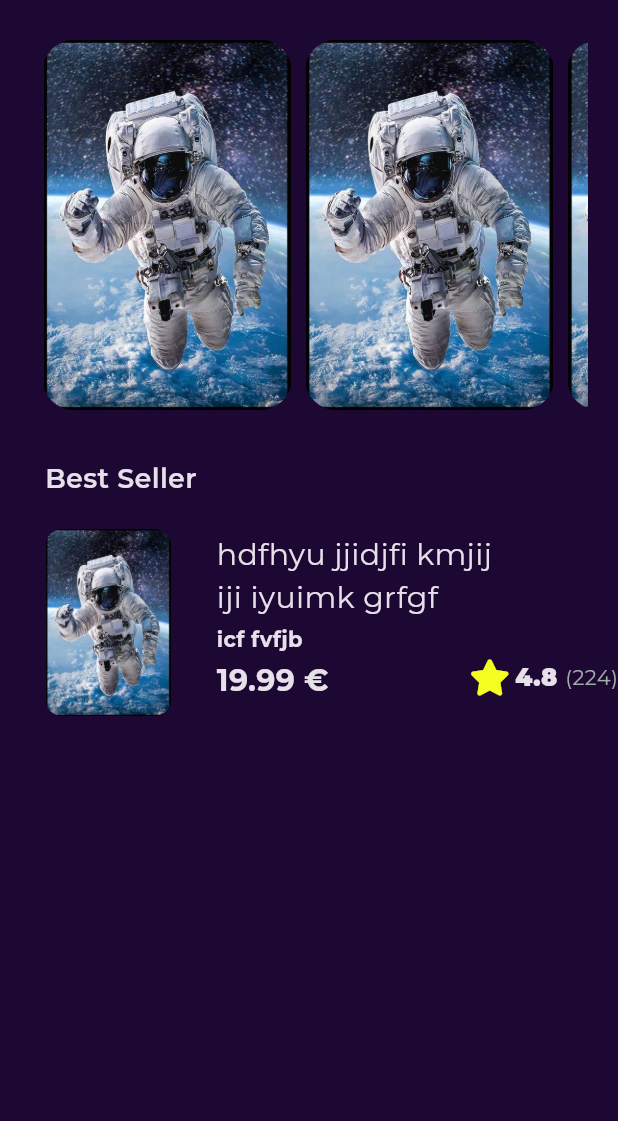
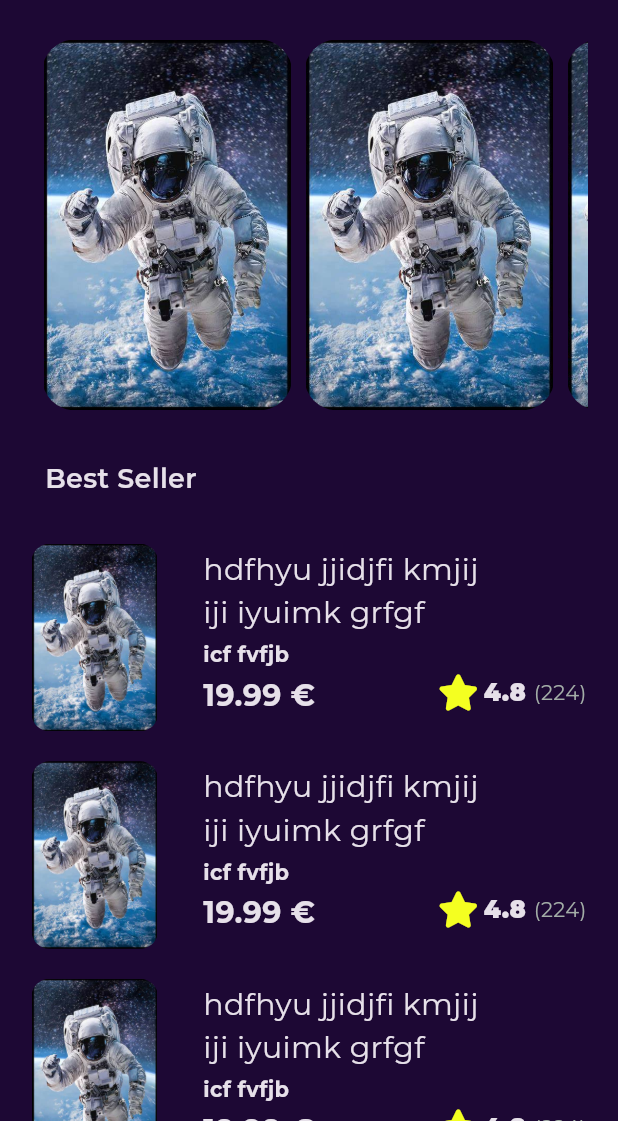
Before and after one commit to Mostafa13elkomy/book_app, a Flutter app: the screen it shows after launch, on a phone screen of 412 x 824 dp, the part 115-1236 px from its top. Run offline on Flutter 3.47's test engine with Material 3 defaults, Android fonts, the phone set to English and light mode, and no system bars; our stand-ins replace font_awesome_flutter, get, google_fonts.

Commit message:
handling book seller list view

```diff
--- /dev/null
+++ b/lib/features/home/presentaion/views/widgets/best_seller_list_view.dart
@@ -0,0 +1,25 @@
+import 'package:book_app/features/home/presentaion/views/widgets/best_seller_list_view_item.dart';
+import 'package:flutter/material.dart';
+
+class BestSellerListView extends StatelessWidget {
+  const BestSellerListView({super.key});
+
+  @override
+  Widget build(BuildContext context) {
+    return Padding(
+      padding: const EdgeInsets.symmetric(horizontal: 20),
+      child: ListView.builder(
+        physics: const NeverScrollableScrollPhysics(),
+        shrinkWrap: true,
+        padding: EdgeInsets.zero,
+        itemCount: 10,
+        itemBuilder: (context, index) {
+          return const Padding(
+            padding: EdgeInsets.symmetric(vertical: 10),
+            child: BestSellerListViewItem(),
+          );
+        },
+      ),
+    );
+  }
+}
--- a/lib/features/home/presentaion/views/widgets/best_seller_list_view_item.dart
+++ b/lib/features/home/presentaion/views/widgets/best_seller_list_view_item.dart
@@ -1,17 +1,14 @@
 import 'package:book_app/core/utlis/assets.dart';
 import 'package:book_app/core/utlis/styles.dart';
 import 'package:book_app/features/home/presentaion/views/widgets/book_rating.dart';
-import 'package:book_app/features/home/presentaion/views/widgets/home_view_body.dart';
 import 'package:flutter/material.dart';
 
-class BestSellerListView extends StatelessWidget {
-  const BestSellerListView({super.key});
+class BestSellerListViewItem extends StatelessWidget {
+  const BestSellerListViewItem({super.key});
 
   @override
   Widget build(BuildContext context) {
-    return Padding(
-      padding: const EdgeInsets.only(left: 30),
-      child: Row(
+    return Row(
       crossAxisAlignment: CrossAxisAlignment.start,
       children: [
         SizedBox(
@@ -35,7 +32,8 @@ class BestSellerListView extends StatelessWidget {
             crossAxisAlignment: CrossAxisAlignment.start,
             children: [
               const SizedBox(
-                height: 3,),
+                height: 3,
+              ),
               SizedBox(
                 width: MediaQuery.of(context).size.width * .5,
                 child: const Text(
@@ -60,18 +58,17 @@ class BestSellerListView extends StatelessWidget {
                 children: [
                   Text(
                     '19.99 €',
-                      style:
-                          Styles.textStyle20.copyWith(fontWeight: FontWeight.bold),
+                    style: Styles.textStyle20
+                        .copyWith(fontWeight: FontWeight.bold),
                   ),
                   const Spacer(),
-                  const  BookRating()
+                  const BookRating()
                 ],
               ),
             ],
           ),
         ),
       ],
-      ),
     );
   }
 }
--- a/lib/features/home/presentaion/views/widgets/book_rating.dart
+++ b/lib/features/home/presentaion/views/widgets/book_rating.dart
@@ -22,7 +22,7 @@ class BookRating extends StatelessWidget {
         width: 5,
       ),
         Text('(224)',
-      style: Styles.textStyle14.copyWith(color: Color.fromARGB(255, 163, 173, 167))
+      style: Styles.textStyle14.copyWith(color:const Color.fromARGB(255, 163, 173, 167))
 
       )
       ],
--- a/lib/features/home/presentaion/views/widgets/home_view_body.dart
+++ b/lib/features/home/presentaion/views/widgets/home_view_body.dart
@@ -1,16 +1,18 @@
 import 'package:book_app/core/utlis/styles.dart';
-import 'package:book_app/features/home/presentaion/views/widgets/best_seller_list_view_item.dart';
+import 'package:book_app/features/home/presentaion/views/widgets/best_seller_list_view.dart';
 import 'package:book_app/features/home/presentaion/views/widgets/custom_app_bar.dart';
 import 'package:book_app/features/home/presentaion/views/widgets/featured_books_list_view.dart';
 import 'package:flutter/material.dart';
-import 'package:font_awesome_flutter/font_awesome_flutter.dart';
 
 class HomeViewBody extends StatelessWidget {
   const HomeViewBody({super.key});
 
   @override
   Widget build(BuildContext context) {
-    return const Column(
+    return const CustomScrollView(
+      slivers: [
+        SliverToBoxAdapter(
+            child: Column(
           crossAxisAlignment: CrossAxisAlignment.start,
           children: [
             CustomAppBar(),
@@ -25,7 +27,14 @@ class HomeViewBody extends StatelessWidget {
             SizedBox(
               height: 20,
             ),
-        BestSellerListView(),
+          ],
+        ),),
+        SliverFillRemaining(
+          child:Padding(
+            padding: EdgeInsets.symmetric(horizontal: 1),
+            child: BestSellerListView(),
+          ),
+        )
       ],
     );
   }
```
Lines whose indentation alone changed are shown as unchanged.
